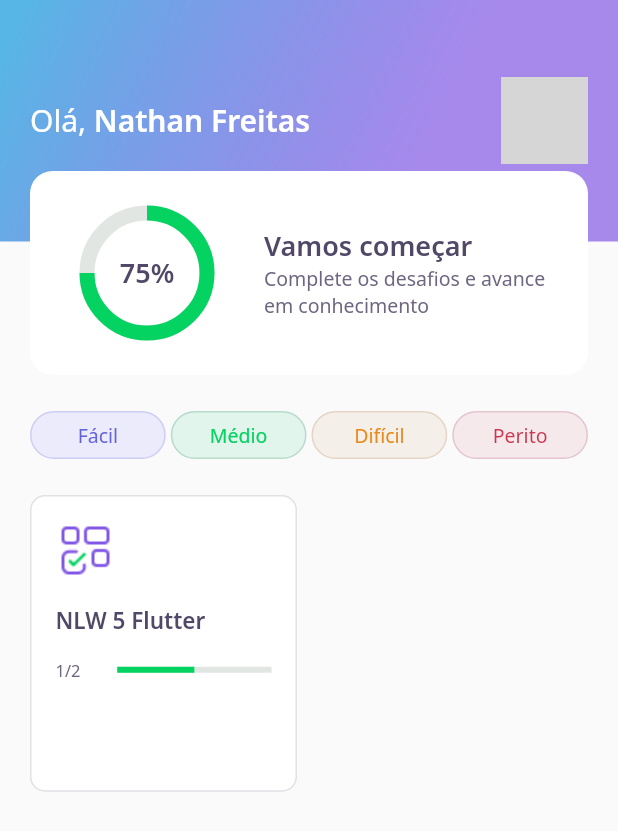
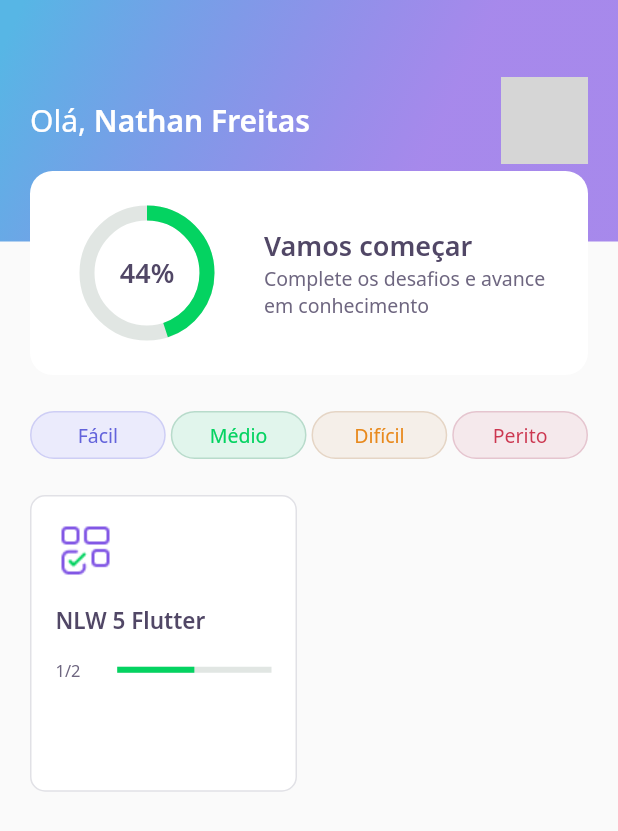
Before and after one commit to NathanF2001/Dev-Quiz, a Flutter app: the HomePage screen opened directly, on a phone screen of 412 x 824 dp. Shown: the top 831 px of the screen. Run offline on Flutter 3.47's test engine with Material 2 defaults, Android fonts, the phone set to English and light mode, and no system bars; our stand-ins replace google_fonts, share_plus; accounts and stored records are empty; network calls fail; grey boxes are pictures that could not be loaded.

```diff
--- a/lib/challenge/challenge_controller.dart
+++ b/lib/challenge/challenge_controller.dart
@@ -5,4 +5,6 @@ class ChallengeController {
 
   int get currentPage => currentPageNotifier.value;
   set currentPage(int value) => currentPageNotifier.value = value;
+
+  int qtdAwnserRight = 0;
 }
--- a/lib/challenge/widgets/answer/answer_widget.dart
+++ b/lib/challenge/widgets/answer/answer_widget.dart
@@ -6,7 +6,7 @@ class AwnserWidget extends StatelessWidget {
   final AwnserModel awnser;
   final bool isSelected;
   final bool disabled;
-  final VoidCallback onTap;
+  final ValueChanged<bool> onTap;
 
   const AwnserWidget({
     Key? key,
@@ -40,7 +40,9 @@ class AwnserWidget extends StatelessWidget {
       child: IgnorePointer(
         ignoring: disabled,
         child: GestureDetector(
-          onTap: onTap,
+          onTap: () {
+            onTap(awnser.isRight);
+          },
           child: Container(
             padding: EdgeInsets.all(16),
             decoration: BoxDecoration(
--- a/lib/core/app_widget.dart
+++ b/lib/core/app_widget.dart
@@ -1,17 +1,13 @@
-import 'package:quiz_flutter/challenge/challenge_page.dart';
-import 'package:quiz_flutter/home/home_page.dart';
 import 'package:quiz_flutter/splash/splash_page.dart';
 
 import 'package:flutter/material.dart';
-
-import '../home/home_page.dart';
 
 class AppWidget extends StatelessWidget {
   @override
   Widget build(BuildContext context) {
     return MaterialApp(
       title: "DevQuiz",
-      home: HomePage(),
+      home: SplashPage(),
     );
   }
 }
--- a/lib/home/home_page.dart
+++ b/lib/home/home_page.dart
@@ -81,6 +81,7 @@ class _HomePageState extends State<HomePage> {
                                   MaterialPageRoute(
                                       builder: (context) => ChallengePage(
                                             questions: e.questions,
+                                            title: e.title,
                                           )));
                             },
                           ))
--- a/lib/home/widgets/appbar/app_bar_widget.dart
+++ b/lib/home/widgets/appbar/app_bar_widget.dart
@@ -47,7 +47,8 @@ class AppBarWidget extends PreferredSize {
                     ),
                   ),
                   Align(
-                      alignment: Alignment(0.0, 1.0), child: ScoreCardWidget()),
+                      alignment: Alignment(0.0, 1.0),
+                      child: ScoreCardWidget(percent: user.score / 100)),
                 ],
               ),
             ));
--- a/lib/home/widgets/chart/chart_widget.dart
+++ b/lib/home/widgets/chart/chart_widget.dart
@@ -1,15 +1,44 @@
 import 'package:flutter/material.dart';
+
 import 'package:quiz_flutter/core/core.dart';
 
-class ChartWidget extends StatelessWidget {
+class ChartWidget extends StatefulWidget {
+  final double percent;
+  const ChartWidget({
+    Key? key,
+    required this.percent,
+  }) : super(key: key);
+  @override
+  _ChartWidgetState createState() => _ChartWidgetState();
+}
+
+class _ChartWidgetState extends State<ChartWidget>
+    with SingleTickerProviderStateMixin {
+  late AnimationController _controller;
+  late Animation<double> _animation;
+
+  void initAnimation() {
+    _controller =
+        AnimationController(vsync: this, duration: Duration(seconds: 3));
+    _animation =
+        Tween<double>(begin: 0.0, end: widget.percent).animate(_controller);
+    _controller.forward();
+  }
+
+  @override
+  void initState() {
+    initAnimation();
+    super.initState();
+  }
+
   @override
   Widget build(BuildContext context) {
-    return Padding(
-      padding: const EdgeInsets.all(8.0),
-      child: Container(
+    return Container(
         height: 80,
         width: 80,
-        child: Stack(
+        child: AnimatedBuilder(
+          animation: _animation,
+          builder: (context, _) => Stack(
             children: [
               Center(
                 child: Container(
@@ -17,7 +46,7 @@ class ChartWidget extends StatelessWidget {
                   width: 80,
                   child: CircularProgressIndicator(
                     strokeWidth: 10,
-                  value: .75,
+                    value: _animation.value,
                     backgroundColor: AppColors.chartSecondary,
                     valueColor:
                         AlwaysStoppedAnimation<Color>(AppColors.chartPrimary),
@@ -26,12 +55,11 @@ class ChartWidget extends StatelessWidget {
               ),
               Center(
                   child: Text(
-              "75%",
+                "${(_animation.value * 100).toInt()}%",
                 style: AppTextStyles.heading,
               ))
             ],
           ),
-      ),
-    );
+        ));
   }
 }
--- a/lib/home/widgets/score_card/score_card_widget.dart
+++ b/lib/home/widgets/score_card/score_card_widget.dart
@@ -1,8 +1,14 @@
 import 'package:flutter/material.dart';
+
 import 'package:quiz_flutter/core/core.dart';
 import 'package:quiz_flutter/home/widgets/chart/chart_widget.dart';
 
 class ScoreCardWidget extends StatelessWidget {
+  final double percent;
+  const ScoreCardWidget({
+    Key? key,
+    required this.percent,
+  }) : super(key: key);
   @override
   Widget build(BuildContext context) {
     return Padding(
@@ -16,7 +22,11 @@ class ScoreCardWidget extends StatelessWidget {
           child: Row(
             crossAxisAlignment: CrossAxisAlignment.center,
             children: [
-              Expanded(flex: 2, child: ChartWidget()),
+              Expanded(
+                  flex: 2,
+                  child: ChartWidget(
+                    percent: percent,
+                  )),
               Expanded(
                 flex: 4,
                 child: Padding(
--- a/pubspec.yaml
+++ b/pubspec.yaml
@@ -29,6 +29,7 @@ dependencies:
   # Use with the CupertinoIcons class for iOS style icons.
   cupertino_icons: ^1.0.2
   google_fonts: ^2.0.0
+  share_plus: ^2.0.1
 
 dev_dependencies:
   flutter_test:
```
Also changed, not shown: lib/challenge/challenge_page.dart (+19 -2 lines), lib/challenge/widgets/next_button/next_button_widget.dart (+7 -0 lines), lib/challenge/widgets/quiz/quiz_widget.dart (+4 -4 lines), lib/result/result_page.dart (added, +92 -0 lines), lib/splash/splash_page.dart (+7 -0 lines), pubspec.lock. Lines whose indentation alone changed are shown as unchanged.
